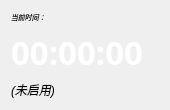
Before: the Qt Designer form source/timewidget.ui in Hatsushigure/TimeShower, drawn with Qt 5.
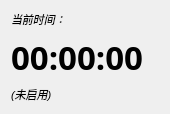
After: the same form once the commit is applied.

```diff
--- a/source/timewidget.ui
+++ b/source/timewidget.ui
@@ -21,7 +21,7 @@
     <widget class="QLabel" name="currentLabel">
      <property name="font">
       <font>
-       <pointsize>5</pointsize>
+       <pointsize>8</pointsize>
        <italic>true</italic>
       </font>
      </property>
@@ -34,14 +34,16 @@
     <widget class="QLabel" name="timeLabel">
      <property name="font">
       <font>
-       <family>Microsoft YaHei</family>
+       <family>微软雅黑</family>
        <pointsize>25</pointsize>
        <weight>75</weight>
+       <italic>false</italic>
        <bold>true</bold>
+       <kerning>true</kerning>
       </font>
      </property>
      <property name="styleSheet">
-      <string notr="true">color: rgb(255, 255, 255);</string>
+      <string notr="true"/>
      </property>
      <property name="text">
       <string>00:00:00</string>
@@ -52,6 +54,7 @@
     <widget class="QLabel" name="eventLabel">
      <property name="font">
       <font>
+       <pointsize>8</pointsize>
        <weight>50</weight>
        <italic>true</italic>
        <bold>false</bold>
```
